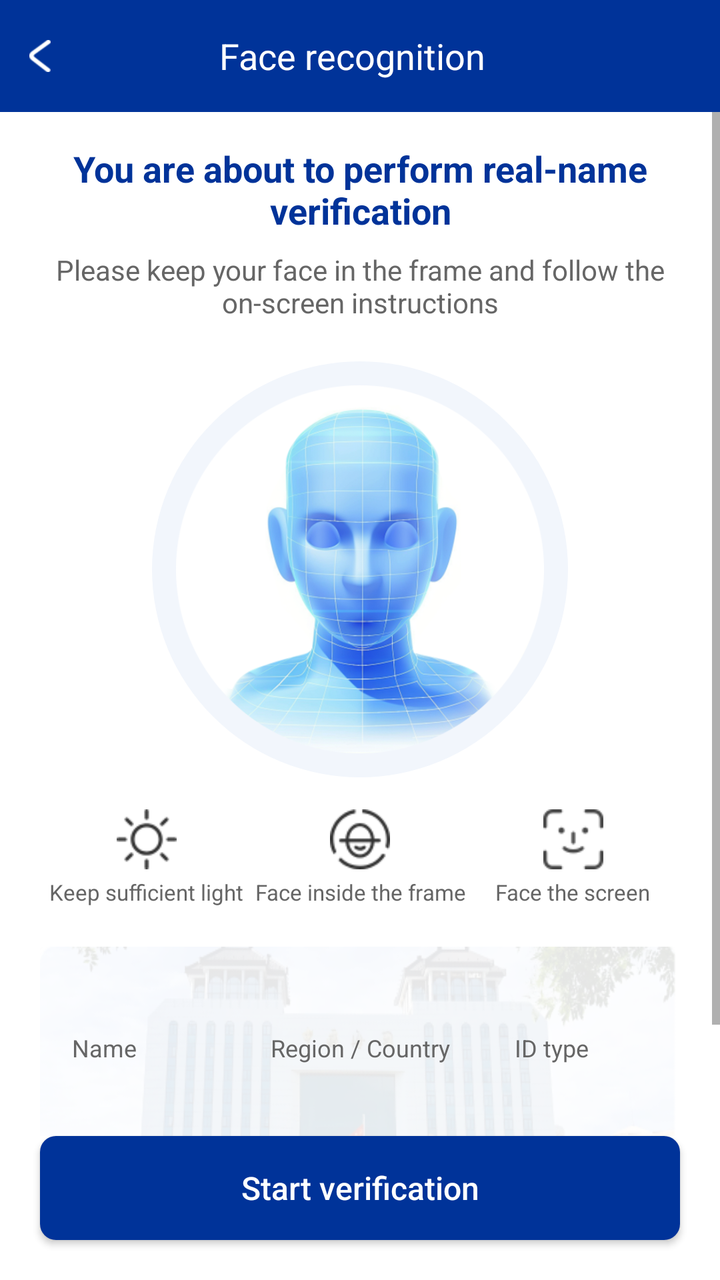
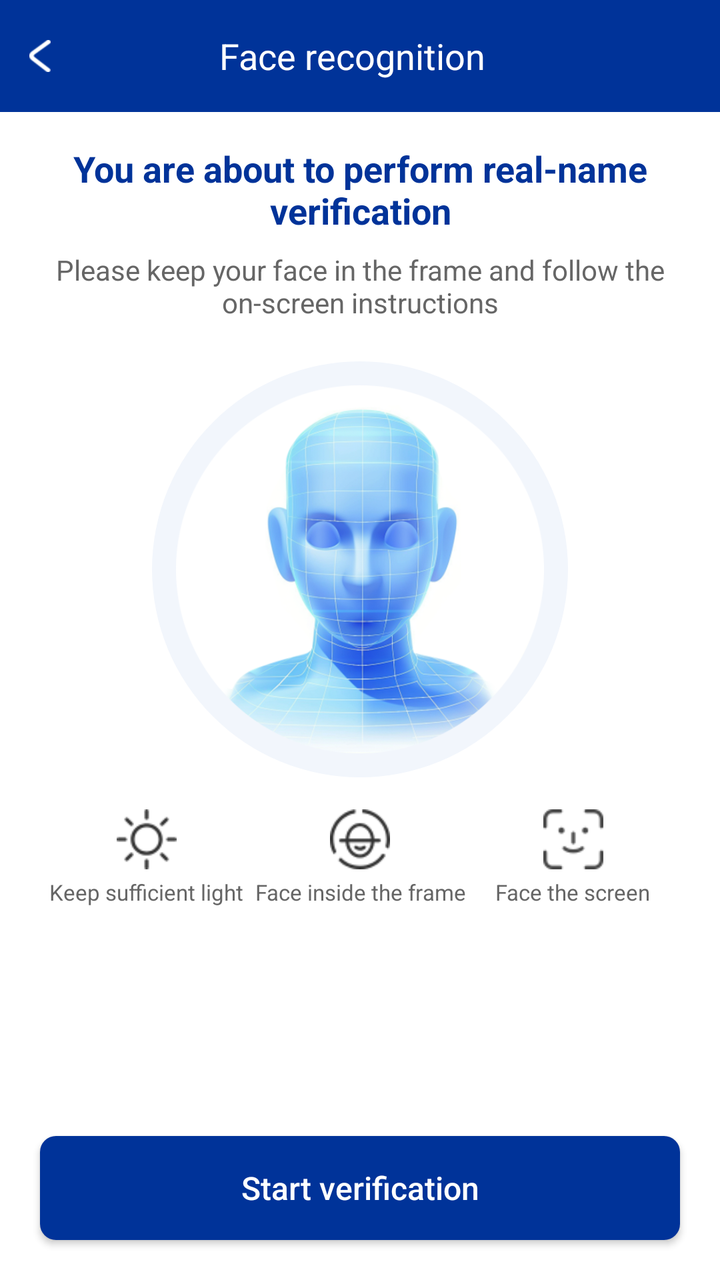

Two renders of the same Android screen: before a commit and after it. Below are the layout's source before the change and the commit's diff.
<!-- AndroidManifest.xml: another module's application theme Theme.TestFace -->
<!-- res/layout/aeye_activity_info_confirm.xml -->
<?xml version="1.0" encoding="utf-8"?>
<LinearLayout xmlns:android="http://schemas.android.com/apk/res/android"
    android:layout_width="match_parent"
    android:layout_height="match_parent"
    android:background="@color/white"
    android:orientation="vertical">

    <LinearLayout
        android:id="@+id/face_toolbar"
        android:layout_width="match_parent"
        android:layout_height="wrap_content"
        android:minHeight="56dp"
        android:background="@color/face_theme_primary"
        android:gravity="center_vertical"
        android:orientation="horizontal">

        <ImageView
            android:id="@+id/btn_back"
            android:layout_width="40dp"
            android:layout_height="40dp"
            android:contentDescription="@string/aeye_msg_cancel"
            android:padding="12dp"
            android:src="@drawable/aeye_return" />

        <TextView
            android:layout_width="0dp"
            android:layout_height="wrap_content"
            android:layout_weight="1"
            android:gravity="center"
            android:text="@string/face_title"
            android:textColor="@color/white"
            android:textSize="18sp" />

        <View
            android:layout_width="48dp"
            android:layout_height="48dp" />
    </LinearLayout>

    <ScrollView
        android:layout_width="match_parent"
        android:layout_height="0dp"
        android:layout_weight="1"
        android:fillViewport="true">

        <LinearLayout
            android:layout_width="match_parent"
            android:layout_height="wrap_content"
            android:orientation="vertical"
            android:paddingStart="20dp"
            android:paddingTop="16dp"
            android:paddingEnd="20dp"
            android:paddingBottom="24dp">

            <TextView
                android:id="@+id/tv_main_title"
                android:layout_width="match_parent"
                android:gravity="center"
                android:layout_height="wrap_content"
                android:text="@string/info_confirm_main_title"
                android:textColor="@color/face_theme_primary"
                android:textSize="18sp"
                android:textStyle="bold" />

            <TextView
                android:id="@+id/tv_sub_title"
                android:layout_width="match_parent"
                android:layout_height="wrap_content"
                android:layout_marginTop="8dp"
                android:gravity="center"
                android:text="@string/info_confirm_sub_title"
                android:textColor="@color/face_hint_sub"
                android:textSize="14sp" />



                <ImageView
                    android:layout_marginTop="20dp"
                    android:id="@+id/iv_person_placeholder"
                    android:layout_width="208dp"
                    android:layout_height="208dp"
                    android:layout_gravity="center"
                    android:background="@drawable/aeye_info_person_circle_bg"
                    android:contentDescription="@null"
                    android:padding="12dp"
                    android:scaleType="centerInside"
                    android:src="@drawable/ic_person_defalut" />

            <LinearLayout
                android:layout_width="match_parent"
                android:layout_height="wrap_content"
                android:layout_marginTop="16dp"
                android:gravity="center"
                android:orientation="horizontal">

                <LinearLayout
                    android:layout_width="0dp"
                    android:layout_height="wrap_content"
                    android:layout_weight="1"
                    android:gravity="center"
                    android:orientation="vertical">

                    <ImageView
                        android:layout_width="30dp"
                        android:layout_height="30dp"
                        android:contentDescription="@null"
                        android:src="@drawable/ic_info_1" />

                    <TextView
                        android:layout_width="wrap_content"
                        android:layout_height="wrap_content"
                        android:layout_marginTop="4dp"
                        android:gravity="center"
                        android:text="@string/info_hint_light"
                        android:textColor="@color/face_hint_sub"
                        android:textSize="11sp" />
                </LinearLayout>

                <LinearLayout
                    android:layout_width="0dp"
                    android:layout_height="wrap_content"
                    android:layout_weight="1"
                    android:gravity="center"
                    android:orientation="vertical">

                    <ImageView
                        android:layout_width="30dp"
                        android:layout_height="30dp"
                        android:contentDescription="@null"
                        android:src="@drawable/ic_info_2" />

                    <TextView
                        android:layout_width="wrap_content"
                        android:layout_height="wrap_content"
                        android:layout_marginTop="4dp"
                        android:gravity="center"
                        android:text="@string/info_hint_frame"
                        android:textColor="@color/face_hint_sub"
                        android:textSize="11sp" />
                </LinearLayout>

                <LinearLayout
                    android:layout_width="0dp"
                    android:layout_height="wrap_content"
                    android:layout_weight="1"
                    android:gravity="center"
                    android:orientation="vertical">

                    <ImageView
                        android:layout_width="30dp"
                        android:layout_height="30dp"
                        android:contentDescription="@null"
                        android:src="@drawable/ic_info_3" />

                    <TextView
                        android:layout_width="wrap_content"
                        android:layout_height="wrap_content"
                        android:layout_marginTop="4dp"
                        android:gravity="center"
                        android:text="@string/info_hint_front"
                        android:textColor="@color/face_hint_sub"
                        android:textSize="11sp" />
                </LinearLayout>
            </LinearLayout>

            
            <LinearLayout
                android:layout_width="match_parent"
                android:layout_height="wrap_content"
                android:layout_marginTop="20dp"
                android:background="@drawable/bg_base_info"
                android:orientation="vertical"
                android:paddingStart="16dp"
                android:paddingTop="18dp"
                android:paddingEnd="16dp"
                android:paddingBottom="18dp">

                <LinearLayout
                    android:layout_width="match_parent"
                    android:layout_height="wrap_content"
                    android:baselineAligned="false"
                    android:orientation="horizontal">

                    <LinearLayout
                        android:layout_width="0dp"
                        android:layout_height="wrap_content"
                        android:layout_weight="1"
                        android:gravity="start"
                        android:orientation="vertical">

                        <TextView
                            android:id="@+id/tv_name"
                            android:layout_width="wrap_content"
                            android:layout_height="wrap_content"
                            android:ellipsize="end"
                            android:gravity="start"
                            android:maxLines="1"
                            android:textColor="@color/black"
                            android:textSize="15sp"
                            android:textStyle="bold" />

                        <TextView
                            android:layout_width="wrap_content"
                            android:layout_height="wrap_content"
                            android:layout_marginTop="4dp"
                            android:gravity="start"
                            android:text="@string/info_field_name"
                            android:textColor="@color/face_hint_sub"
                            android:textSize="12sp" />
                    </LinearLayout>

                    <LinearLayout
                        android:layout_width="0dp"
                        android:layout_height="wrap_content"
                        android:layout_weight="1"
                        android:gravity="center_horizontal"
                        android:orientation="vertical">

                        <TextView
                            android:id="@+id/tv_region"
                            android:layout_width="wrap_content"
                            android:layout_height="wrap_content"
                            android:ellipsize="end"
                            android:gravity="center"
                            android:maxLines="1"
                            android:textColor="@color/black"
                            android:textSize="15sp"
                            android:textStyle="bold" />

                        <TextView
                            android:layout_width="wrap_content"
                            android:layout_height="wrap_content"
                            android:layout_marginTop="4dp"
                            android:gravity="center"
                            android:text="@string/info_field_region"
                            android:textColor="@color/face_hint_sub"
                            android:textSize="12sp" />
                    </LinearLayout>

                    <LinearLayout
                        android:layout_width="0dp"
                        android:layout_height="wrap_content"
                        android:layout_weight="1"
                        android:gravity="center_horizontal"
                        android:orientation="vertical">

                        <TextView
                            android:id="@+id/tv_id_type"
                            android:layout_width="wrap_content"
                            android:layout_height="wrap_content"
                            android:ellipsize="end"
                            android:gravity="center"
                            android:maxLines="1"
                            android:textColor="@color/black"
                            android:textSize="15sp"
                            android:textStyle="bold" />

                        <TextView
                            android:layout_width="wrap_content"
                            android:layout_height="wrap_content"
                            android:layout_marginTop="4dp"
                            android:gravity="center"
                            android:text="@string/info_field_id_type"
                            android:textColor="@color/face_hint_sub"
                            android:textSize="12sp" />
                    </LinearLayout>
                </LinearLayout>

                <LinearLayout
                    android:layout_width="match_parent"
                    android:layout_height="wrap_content"
                    android:layout_marginTop="16dp"
                    android:gravity="start"
                    android:orientation="vertical">

                    <TextView
                        android:id="@+id/tv_id_number"
                        android:layout_width="wrap_content"
                        android:layout_height="wrap_content"
                        android:ellipsize="end"
                        android:gravity="start"
                        android:maxLines="1"
                        android:textColor="@color/black"
                        android:textSize="15sp"
                        android:textStyle="bold" />

                    <TextView
                        android:layout_width="wrap_content"
                        android:layout_height="wrap_content"
                        android:layout_marginTop="4dp"
                        android:gravity="start"
                        android:text="@string/info_field_id_number"
                        android:textColor="@color/face_hint_sub"
                        android:textSize="12sp" />
                </LinearLayout>
            </LinearLayout>
        </LinearLayout>
    </ScrollView>

    <Button
        android:id="@+id/btn_start"
        android:layout_width="match_parent"
        android:layout_height="52dp"
        android:layout_marginStart="20dp"
        android:layout_marginEnd="20dp"
        android:layout_marginBottom="20dp"
        android:background="@drawable/aeye_btn_primary_navy"
        android:text="@string/info_start_verify"
        android:textAllCaps="false"
        android:textColor="@color/white"
        android:textSize="16sp" />
</LinearLayout>
<!-- resources referenced by this layout -->
<resources>
  <color name="black">#000000</color>
  <color name="face_hint_sub">#666666</color>
  <color name="face_theme_primary">#003399</color>
  <color name="white">#ffffff</color>
  <!-- drawable aeye_btn_primary_navy (drawable) -->
  <?xml version="1.0" encoding="utf-8"?>
  <shape xmlns:android="http://schemas.android.com/apk/res/android"
      android:shape="rectangle">
      <solid android:color="@color/face_theme_primary" />
      <corners android:radius="8dp" />
  </shape>
  <!-- drawable aeye_info_person_circle_bg (drawable) -->
  <?xml version="1.0" encoding="utf-8"?>
  <shape xmlns:android="http://schemas.android.com/apk/res/android"
      android:shape="oval">
      <solid android:color="#F2F6FC" />
  </shape>
  <!-- drawable aeye_return: png bitmap (drawable-xhdpi, 455 bytes) -->
  <!-- drawable bg_base_info: png bitmap (drawable-xhdpi, 73053 bytes) -->
  <!-- drawable ic_info_1: png bitmap (drawable-xhdpi, 1370 bytes) -->
  <!-- drawable ic_info_2: png bitmap (drawable-xhdpi, 2013 bytes) -->
  <!-- drawable ic_info_3: png bitmap (drawable-xhdpi, 1159 bytes) -->
  <!-- drawable ic_person_defalut: png bitmap (drawable-xhdpi, 170350 bytes) -->
  <string name="aeye_msg_cancel">cancel</string>
  <string name="face_title">Face recognition</string>
  <string name="info_confirm_main_title">You are about to perform real-name verification</string>
  <string name="info_confirm_sub_title">Please keep your face in the frame and follow the on-screen instructions</string>
  <string name="info_field_id_number">ID number</string>
  <string name="info_field_id_type">ID type</string>
  <string name="info_field_name">Name</string>
  <string name="info_field_region">Region / Country</string>
  <string name="info_hint_frame">Face inside the frame</string>
  <string name="info_hint_front">Face the screen</string>
  <string name="info_hint_light">Keep sufficient light</string>
  <string name="info_start_verify">Start verification</string>
  <style name="Theme.TestFace" parent="Base.Theme.TestFace" />
  <style name="Base.Theme.TestFace" parent="Theme.AppCompat.DayNight.NoActionBar">
          
          
      </style>
</resources>

<!-- the commit's change to res/layout/aeye_activity_info_confirm.xml (unified diff, before → after) -->
@@ -164,6 +164,7 @@
 
             
             <LinearLayout
+                android:id="@+id/ll_user_info_card"
                 android:layout_width="match_parent"
                 android:layout_height="wrap_content"
                 android:layout_marginTop="20dp"
@@ -172,7 +173,8 @@
                 android:paddingStart="16dp"
                 android:paddingTop="18dp"
                 android:paddingEnd="16dp"
-                android:paddingBottom="18dp">
+                android:paddingBottom="18dp"
+                android:visibility="gone">
 
                 <LinearLayout
                     android:layout_width="match_parent"
